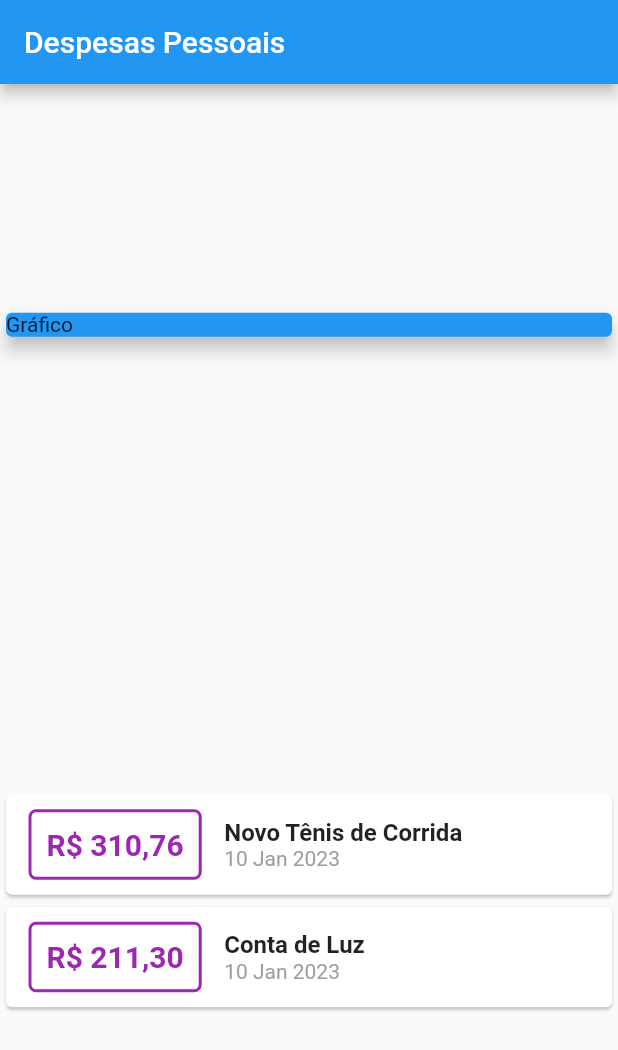
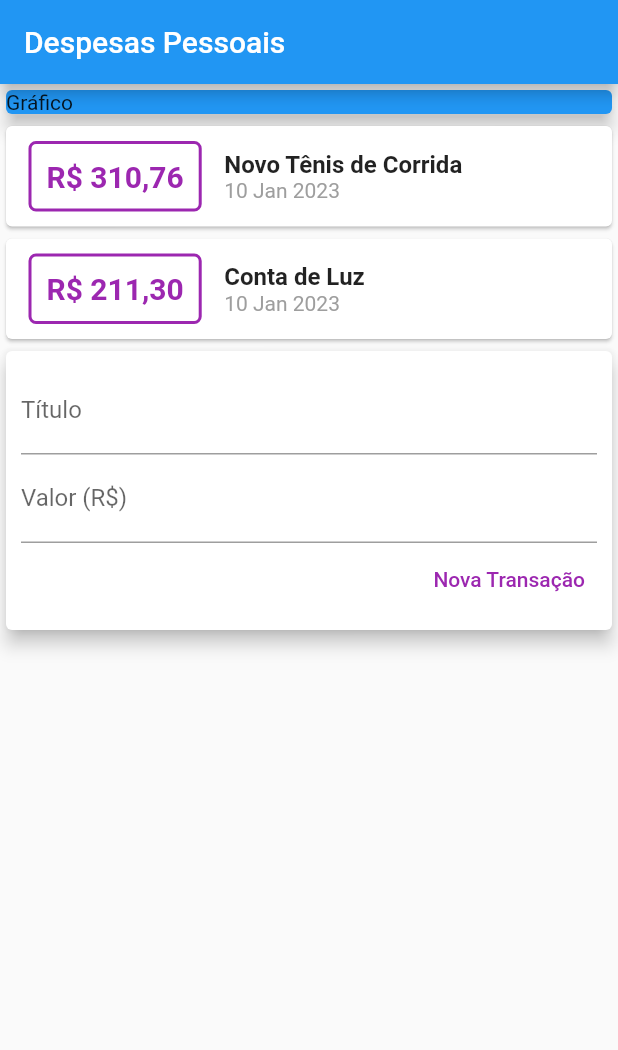
Before and after one commit to Jo-Analyst/expensesApp, a Flutter app: the screen it shows after launch, on a phone screen of 412 x 824 dp. Shown: the top 1050 px of the screen. Run offline on Flutter 3.47's test engine with Material 2 defaults, Android fonts, the phone set to English and light mode, and no system bars.

Commit message:
101. Usando TextField #01

```diff
--- a/lib/main.dart
+++ b/lib/main.dart
@@ -37,7 +37,7 @@ class MyHomePage extends StatelessWidget {
     return Scaffold(
       appBar: AppBar(title: const Text('Despesas Pessoais')),
       body: Column(
-        mainAxisAlignment: MainAxisAlignment.spaceAround,
+        // mainAxisAlignment: MainAxisAlignment.spaceAround,
         crossAxisAlignment: CrossAxisAlignment.stretch,
         children: [
           const SizedBox(
@@ -93,6 +93,38 @@ class MyHomePage extends StatelessWidget {
               );
             }).toList(),
           ),
+          Card(
+            elevation: 5,
+            child: Padding(
+              padding: const EdgeInsets.all(10),
+              child: Column(
+                children: [
+                  const TextField(
+                    decoration: InputDecoration(
+                      labelText: "Título",
+                    ),
+                  ),
+                  const TextField(
+                    decoration: InputDecoration(
+                      labelText: "Valor (R\$)",
+                    ),
+                  ),
+                  Row(
+                    mainAxisAlignment: MainAxisAlignment.end,
+                    children: [
+                      TextButton(
+                        onPressed: () {},
+                        style: TextButton.styleFrom(
+                          foregroundColor: Colors.purple,
+                        ),
+                        child: const Text('Nova Transação'),
+                      ),
+                    ],
+                  ),
+                ],
+              ),
+            ),
+          ),
         ],
       ),
     );
```
